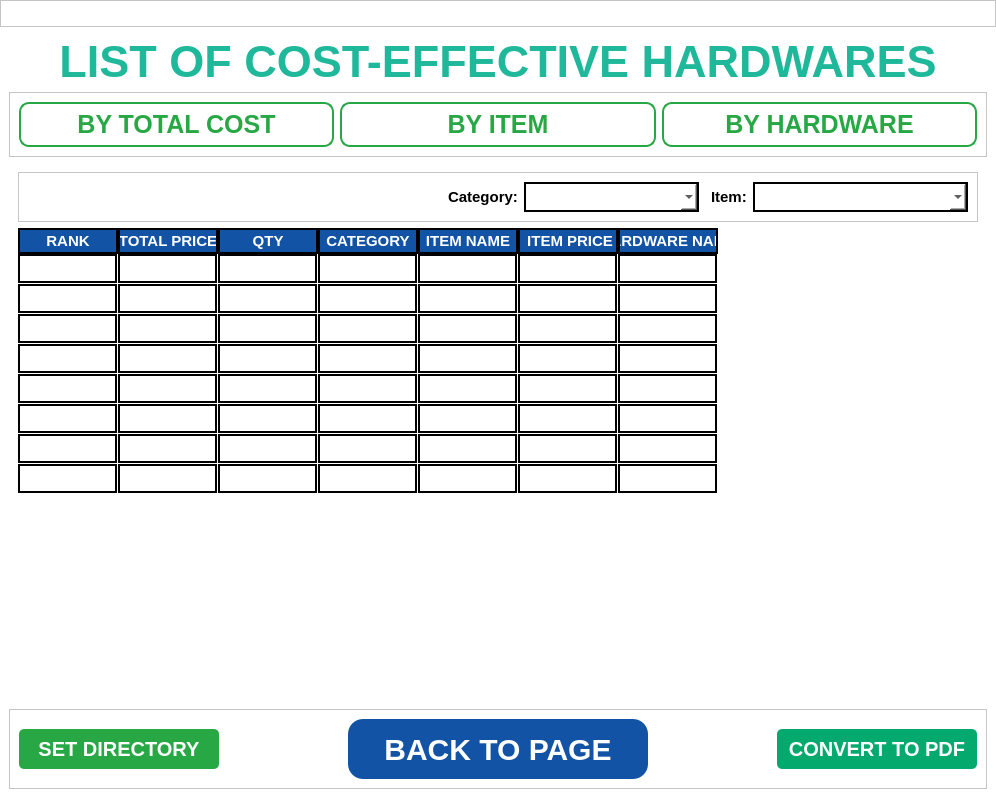
First picture: the form in dialog.ui, repository borjir/KrizenixTrading, before the edit.
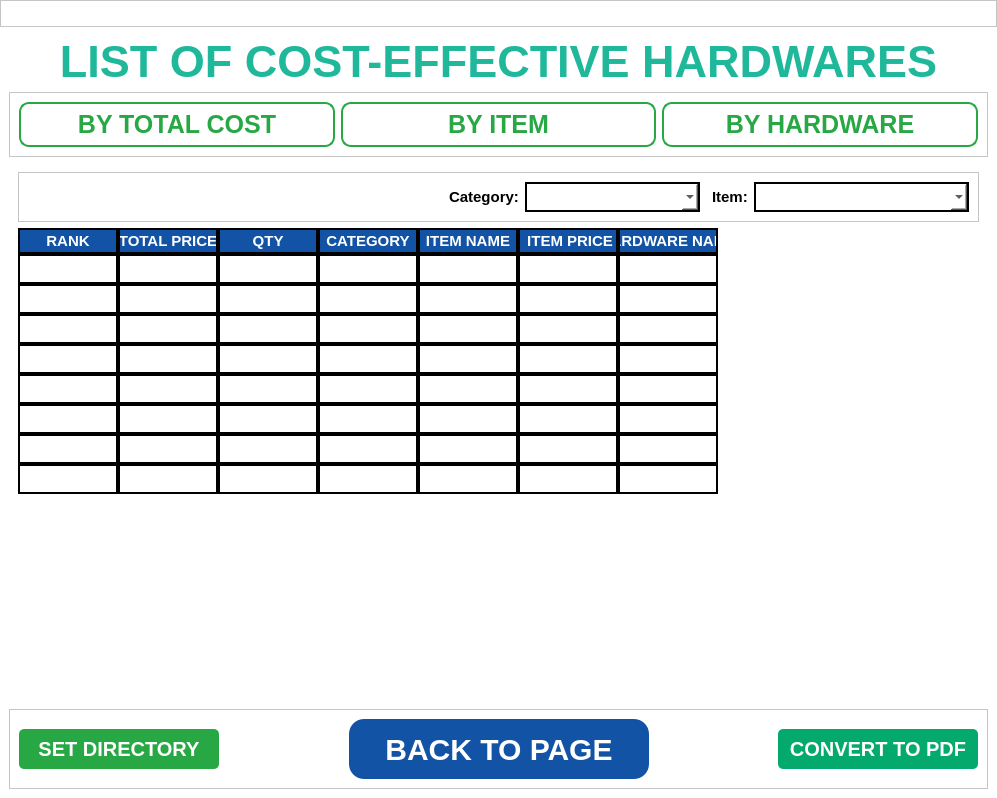
Second picture: the form after the edit. The open tabs and pages were chosen to show the change. Icons and pictures are not drawn.

The edit to the form file:
```diff
--- a/dialog.ui
+++ b/dialog.ui
@@ -6,7 +6,7 @@
    <rect>
     <x>0</x>
     <y>0</y>
-    <width>977</width>
+    <width>997</width>
     <height>798</height>
    </rect>
   </property>
@@ -3402,10 +3402,10 @@
               <set>QAbstractItemView::NoEditTriggers</set>
              </property>
              <property name="showGrid">
-              <bool>true</bool>
+              <bool>false</bool>
              </property>
              <property name="gridStyle">
-              <enum>Qt::NoPen</enum>
+              <enum>Qt::SolidLine</enum>
              </property>
              <property name="wordWrap">
               <bool>true</bool>
```
Left out of the diff: 24 changed lines with no effect on the pictures.
